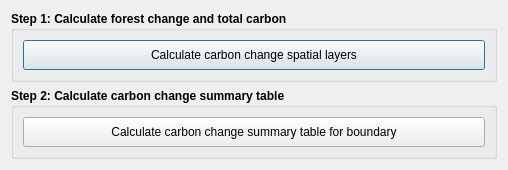
This is LDMP/gui/DlgCalculateTC.ui in ConservationInternational/trends.earth as Qt 5 draws it before an edit. The edited form follows.
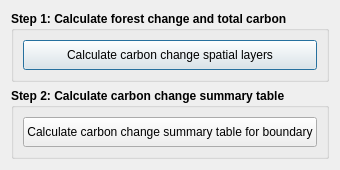
This is the edited form.

Patch:
```diff
--- a/LDMP/gui/DlgCalculateTC.ui
+++ b/LDMP/gui/DlgCalculateTC.ui
@@ -9,12 +9,12 @@
    <rect>
     <x>0</x>
     <y>0</y>
-    <width>508</width>
+    <width>306</width>
     <height>150</height>
    </rect>
   </property>
   <property name="sizePolicy">
-   <sizepolicy hsizetype="Fixed" vsizetype="Minimum">
+   <sizepolicy hsizetype="Fixed" vsizetype="Fixed">
     <horstretch>0</horstretch>
     <verstretch>0</verstretch>
    </sizepolicy>
```
